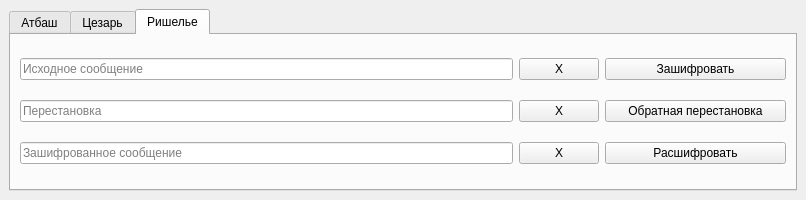
Qt form mainwindow.ui (daniilbatalov/CMoDS) before a commit.
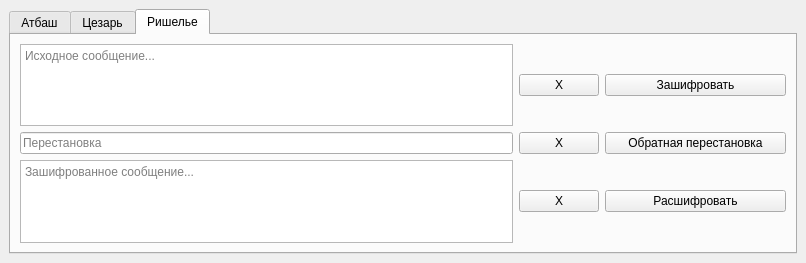
The same form after that commit. The open tabs and pages were chosen to show the change.

Commit message: Changed input class from QLineEdit to QPlainTextEdit

Patch:
```diff
--- a/mainwindow.ui
+++ b/mainwindow.ui
@@ -7,7 +7,7 @@
     <x>0</x>
     <y>0</y>
     <width>806</width>
-    <height>200</height>
+    <height>263</height>
    </rect>
   </property>
   <property name="windowTitle">
@@ -299,21 +299,9 @@
         <item row="2" column="0">
          <layout class="QHBoxLayout" name="rem_hl">
           <item>
-           <widget class="QLineEdit" name="rem_le">
-            <property name="sizePolicy">
-             <sizepolicy hsizetype="Preferred" vsizetype="Fixed">
-              <horstretch>0</horstretch>
-              <verstretch>0</verstretch>
-             </sizepolicy>
-            </property>
-            <property name="minimumSize">
-             <size>
-              <width>492</width>
-              <height>0</height>
-             </size>
-            </property>
+           <widget class="QPlainTextEdit" name="rem_le">
             <property name="placeholderText">
-             <string>Зашифрованное сообщение</string>
+             <string>Зашифрованное сообщение...</string>
             </property>
            </widget>
           </item>
@@ -421,21 +409,9 @@
         <item row="0" column="0">
          <layout class="QHBoxLayout" name="rom_hl">
           <item>
-           <widget class="QLineEdit" name="rom_le">
-            <property name="sizePolicy">
-             <sizepolicy hsizetype="Preferred" vsizetype="Fixed">
-              <horstretch>0</horstretch>
-              <verstretch>0</verstretch>
-             </sizepolicy>
-            </property>
-            <property name="minimumSize">
-             <size>
-              <width>492</width>
-              <height>0</height>
-             </size>
-            </property>
+           <widget class="QPlainTextEdit" name="rom_le">
             <property name="placeholderText">
-             <string>Исходное сообщение</string>
+             <string>Исходное сообщение...</string>
             </property>
            </widget>
           </item>
```
Left out of the diff: 36 changed lines with no effect on the pictures. The commit also changes 1 other file.
